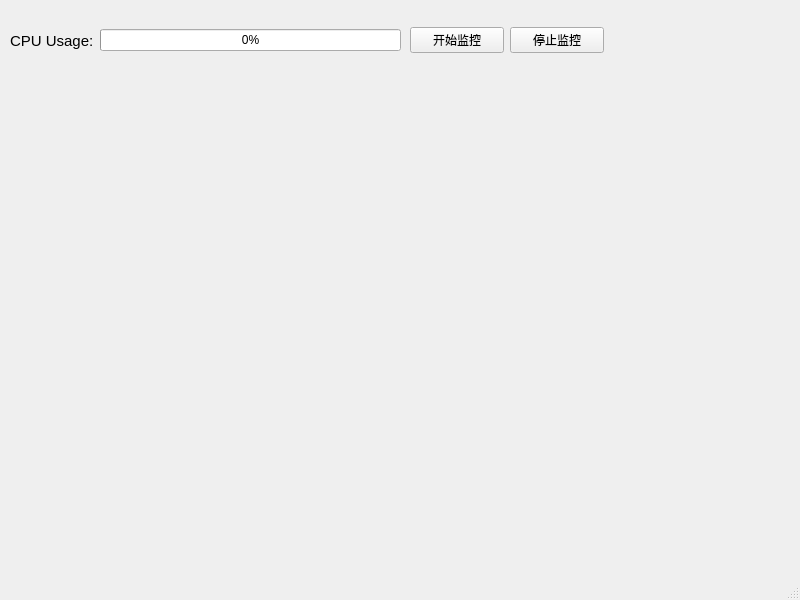
Old version of the form mainwindow.ui in the repository diyigemt/SystemMonitor.
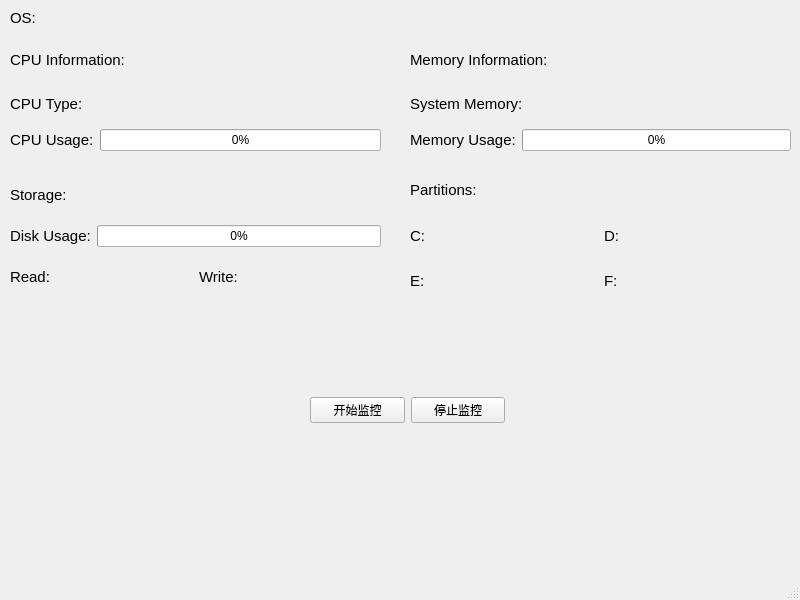
New version of the form.

The edit to the form file:
```diff
--- a/mainwindow.ui
+++ b/mainwindow.ui
@@ -14,44 +14,12 @@
    <string>MainWindow</string>
   </property>
   <widget class="QWidget" name="centralwidget">
-   <widget class="QWidget" name="horizontalLayoutWidget">
-    <property name="geometry">
-     <rect>
-      <x>10</x>
-      <y>10</y>
-      <width>391</width>
-      <height>61</height>
-     </rect>
-    </property>
-    <layout class="QHBoxLayout" name="CPULayout">
-     <item>
-      <widget class="QLabel" name="CUPUsageLabe">
-       <property name="font">
-        <font>
-         <family>Arial</family>
-         <pointsize>11</pointsize>
-        </font>
-       </property>
-       <property name="text">
-        <string>CPU Usage:</string>
-       </property>
-      </widget>
-     </item>
-     <item>
-      <widget class="QProgressBar" name="CPUUsageprogressBar">
-       <property name="value">
-        <number>0</number>
-       </property>
-      </widget>
-     </item>
-    </layout>
-   </widget>
    <widget class="QWidget" name="horizontalLayoutWidget_2">
     <property name="geometry">
      <rect>
-      <x>410</x>
-      <y>10</y>
-      <width>194</width>
+      <x>310</x>
+      <y>380</y>
+      <width>195</width>
       <height>61</height>
      </rect>
     </property>
@@ -72,6 +40,313 @@
      </item>
     </layout>
    </widget>
+   <widget class="QWidget" name="verticalLayoutWidget">
+    <property name="geometry">
+     <rect>
+      <x>10</x>
+      <y>40</y>
+      <width>371</width>
+      <height>111</height>
+     </rect>
+    </property>
+    <layout class="QVBoxLayout" name="CPUverticalLayout">
+     <item>
+      <widget class="QLabel" name="CPUTitleLabel">
+       <property name="font">
+        <font>
+         <family>Arial</family>
+         <pointsize>11</pointsize>
+        </font>
+       </property>
+       <property name="text">
+        <string>CPU Information:</string>
+       </property>
+      </widget>
+     </item>
+     <item>
+      <widget class="QLabel" name="CPUTypeLabel">
+       <property name="font">
+        <font>
+         <family>Arial</family>
+         <pointsize>11</pointsize>
+        </font>
+       </property>
+       <property name="text">
+        <string>CPU Type:</string>
+       </property>
+      </widget>
+     </item>
+     <item>
+      <layout class="QHBoxLayout" name="CPUUsageLayout">
+       <item>
+        <widget class="QLabel" name="CUPUsageLabe">
+         <property name="font">
+          <font>
+           <family>Arial</family>
+           <pointsize>11</pointsize>
+          </font>
+         </property>
+         <property name="text">
+          <string>CPU Usage:</string>
+         </property>
+        </widget>
+       </item>
+       <item>
+        <widget class="QProgressBar" name="CPUUsageprogressBar">
+         <property name="value">
+          <number>0</number>
+         </property>
+        </widget>
+       </item>
+      </layout>
+     </item>
+    </layout>
+   </widget>
+   <widget class="QWidget" name="verticalLayoutWidget_2">
+    <property name="geometry">
+     <rect>
+      <x>10</x>
+      <y>170</y>
+      <width>371</width>
+      <height>131</height>
+     </rect>
+    </property>
+    <layout class="QVBoxLayout" name="StorageverticalLayout">
+     <item>
+      <widget class="QLabel" name="StorageTitleLabel">
+       <property name="font">
+        <font>
+         <family>Arial</family>
+         <pointsize>11</pointsize>
+        </font>
+       </property>
+       <property name="text">
+        <string>Storage:</string>
+       </property>
+      </widget>
+     </item>
+     <item>
+      <layout class="QHBoxLayout" name="StorageLayout">
+       <item>
+        <widget class="QLabel" name="StorageUsageLabe">
+         <property name="font">
+          <font>
+           <family>Arial</family>
+           <pointsize>11</pointsize>
+          </font>
+         </property>
+         <property name="text">
+          <string>Disk Usage:</string>
+         </property>
+        </widget>
+       </item>
+       <item>
+        <widget class="QProgressBar" name="StorageUsageprogressBar">
+         <property name="value">
+          <number>0</number>
+         </property>
+        </widget>
+       </item>
+      </layout>
+     </item>
+     <item>
+      <layout class="QHBoxLayout" name="ReadAndWriteLayout">
+       <item>
+        <widget class="QLabel" name="DiskReadLabel">
+         <property name="font">
+          <font>
+           <family>Arial</family>
+           <pointsize>11</pointsize>
+          </font>
+         </property>
+         <property name="text">
+          <string>Read:</string>
+         </property>
+        </widget>
+       </item>
+       <item>
+        <widget class="QLabel" name="DiskWriteLabel">
+         <property name="font">
+          <font>
+           <family>Arial</family>
+           <pointsize>11</pointsize>
+          </font>
+         </property>
+         <property name="text">
+          <string>Write:</string>
+         </property>
+        </widget>
+       </item>
+      </layout>
+     </item>
+    </layout>
+   </widget>
+   <widget class="QWidget" name="verticalLayoutWidget_3">
+    <property name="geometry">
+     <rect>
+      <x>410</x>
+      <y>40</y>
+      <width>381</width>
+      <height>111</height>
+     </rect>
+    </property>
+    <layout class="QVBoxLayout" name="MemoryverticalLayout">
+     <item>
+      <widget class="QLabel" name="MemoryTitleLabel">
+       <property name="font">
+        <font>
+         <family>Arial</family>
+         <pointsize>11</pointsize>
+        </font>
+       </property>
+       <property name="text">
+        <string>Memory Information:</string>
+       </property>
+      </widget>
+     </item>
+     <item>
+      <widget class="QLabel" name="TotalMemoryLabel">
+       <property name="font">
+        <font>
+         <family>Arial</family>
+         <pointsize>11</pointsize>
+        </font>
+       </property>
+       <property name="text">
+        <string>System Memory:</string>
+       </property>
+      </widget>
+     </item>
+     <item>
+      <layout class="QHBoxLayout" name="MemoryUsageLayout">
+       <item>
+        <widget class="QLabel" name="MemoryUsageLabe">
+         <property name="font">
+          <font>
+           <family>Arial</family>
+           <pointsize>11</pointsize>
+          </font>
+         </property>
+         <property name="text">
+          <string>Memory Usage:</string>
+         </property>
+        </widget>
+       </item>
+       <item>
+        <widget class="QProgressBar" name="MemoryUsageprogressBar">
+         <property name="value">
+          <number>0</number>
+         </property>
+        </widget>
+       </item>
+      </layout>
+     </item>
+    </layout>
+   </widget>
+   <widget class="QWidget" name="verticalLayoutWidget_4">
+    <property name="geometry">
+     <rect>
+      <x>410</x>
+      <y>170</y>
+      <width>381</width>
+      <height>131</height>
+     </rect>
+    </property>
+    <layout class="QVBoxLayout" name="PartitionsverticalLayout">
+     <item>
+      <widget class="QLabel" name="PartitionsTitleLabel">
+       <property name="font">
+        <font>
+         <family>Arial</family>
+         <pointsize>11</pointsize>
+        </font>
+       </property>
+       <property name="text">
+        <string>Partitions:</string>
+       </property>
+      </widget>
+     </item>
+     <item>
+      <layout class="QHBoxLayout" name="PartitionsLayout_1">
+       <item>
+        <widget class="QLabel" name="DiskCLabel">
+         <property name="font">
+          <font>
+           <family>Arial</family>
+           <pointsize>11</pointsize>
+          </font>
+         </property>
+         <property name="text">
+          <string>C:</string>
+         </property>
+        </widget>
+       </item>
+       <item>
+        <widget class="QLabel" name="DiskDLabel">
+         <property name="font">
+          <font>
+           <family>Arial</family>
+           <pointsize>11</pointsize>
+          </font>
+         </property>
+         <property name="text">
+          <string>D:</string>
+         </property>
+        </widget>
+       </item>
+      </layout>
+     </item>
+     <item>
+      <layout class="QHBoxLayout" name="ReadAndWriteLayout_2">
+       <item>
+        <widget class="QLabel" name="DiskELabel">
+         <property name="font">
+          <font>
+           <family>Arial</family>
+           <pointsize>11</pointsize>
+          </font>
+         </property>
+         <property name="text">
+          <string>E:</string>
+         </property>
+        </widget>
+       </item>
+       <item>
+        <widget class="QLabel" name="DiskFLabel">
+         <property name="font">
+          <font>
+           <family>Arial</family>
+           <pointsize>11</pointsize>
+          </font>
+         </property>
+         <property name="text">
+          <string>F:</string>
+         </property>
+        </widget>
+       </item>
+      </layout>
+     </item>
+    </layout>
+   </widget>
+   <widget class="QLabel" name="label">
+    <property name="geometry">
+     <rect>
+      <x>10</x>
+      <y>10</y>
+      <width>72</width>
+      <height>15</height>
+     </rect>
+    </property>
+    <property name="font">
+     <font>
+      <family>Arial</family>
+      <pointsize>11</pointsize>
+     </font>
+    </property>
+    <property name="text">
+     <string>OS:</string>
+    </property>
+   </widget>
   </widget>
   <widget class="QMenuBar" name="menubar">
    <property name="geometry">
```
